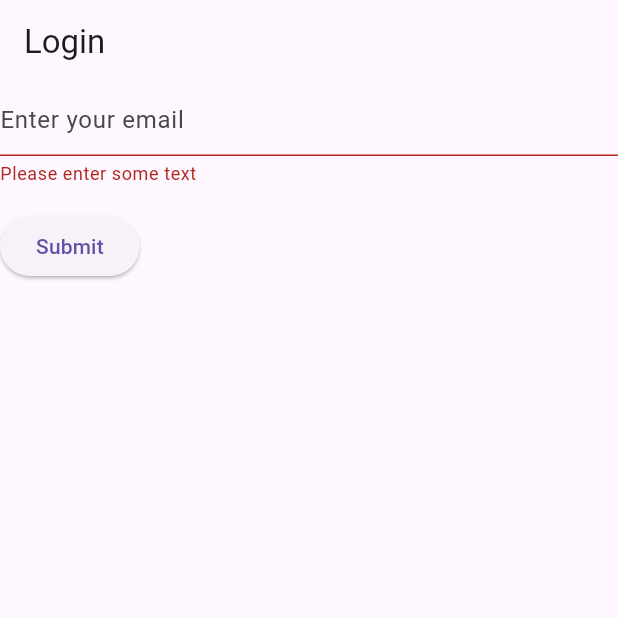
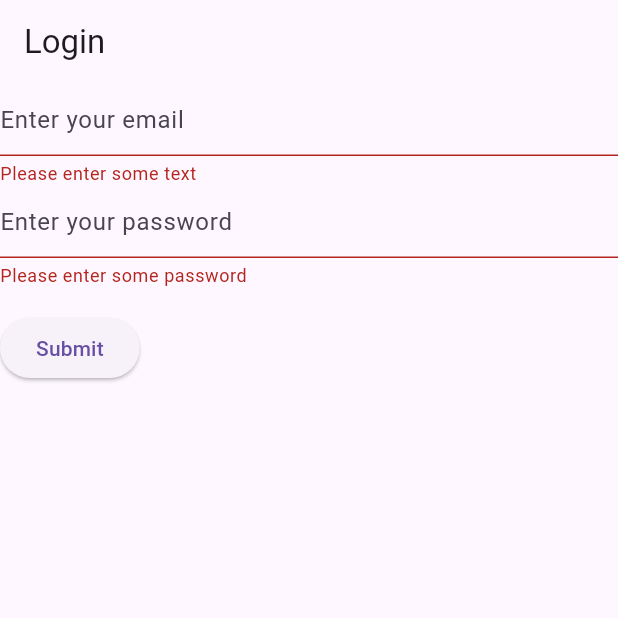
Before and after one commit to paolorechia/learn-flutter-state, a Flutter app: the screen it shows after launch, after a tap on "Submit", on a phone screen of 412 x 824 dp, the top half of it. Run offline on Flutter 3.47's test engine with Material 3 defaults, Android fonts, the phone set to English and light mode, and no system bars; our stand-ins replace bloc_concurrency, equatable, flutter_bloc; network calls fail.

Commit message:
Login page WIP

```diff
--- a/bloc_todo/lib/apis/express_api.dart
+++ b/bloc_todo/lib/apis/express_api.dart
@@ -1,4 +1,5 @@
 import 'dart:convert';
+import 'dart:developer';
 
 import 'package:http/http.dart' as http;
 import 'package:bloc_todo/models/express_api_result.dart';
@@ -7,12 +8,14 @@ class ExpressApi {
   final String _baseUrl = 'http://localhost:3000/api';
 
   Future<ExpressApiResult> login(String username, String password) async {
+    log("Sending request: $_baseUrl/auth/login");
     final response = await http.post(
       Uri.parse('$_baseUrl/auth/login'),
       body: jsonEncode({'username': username, 'password': password}),
       headers: {'Content-Type': 'application/json'},
     );
 
+    log("Response: ${response.statusCode}");
     if (response.statusCode == 200 || response.statusCode == 401) {
       return ExpressApiResult.fromJson(
         jsonDecode(response.body) as Map<String, dynamic>,
--- a/bloc_todo/lib/pages/login_page.dart
+++ b/bloc_todo/lib/pages/login_page.dart
@@ -16,22 +16,24 @@ class LoginPage extends StatelessWidget {
       appBar: AppBar(title: Text('Login')),
       body: BlocBuilder<AuthenticationBloc, AuthenticationState>(
         builder: (context, state) {
-          return Center(child: FormExample());
+          return Center(child: LoginForm());
         },
       ),
     );
   }
 }
 
-class FormExample extends StatefulWidget {
-  const FormExample({super.key});
+class LoginForm extends StatefulWidget {
+  const LoginForm({super.key});
 
   @override
-  State<FormExample> createState() => _FormExampleState();
+  State<LoginForm> createState() => _LoginFormState();
 }
 
-class _FormExampleState extends State<FormExample> {
+class _LoginFormState extends State<LoginForm> {
   final GlobalKey<FormState> _formKey = GlobalKey<FormState>();
+  final usernameController = TextEditingController();
+  final passwordController = TextEditingController();
 
   @override
   Widget build(BuildContext context) {
@@ -48,6 +50,17 @@ class _FormExampleState extends State<FormExample> {
               }
               return null;
             },
+            controller: usernameController,
+          ),
+          TextFormField(
+            decoration: const InputDecoration(hintText: 'Enter your password'),
+            validator: (String? value) {
+              if (value == null || value.isEmpty) {
+                return 'Please enter some password';
+              }
+              return null;
+            },
+            controller: passwordController,
           ),
           Padding(
             padding: const EdgeInsets.symmetric(vertical: 16.0),
@@ -56,7 +69,12 @@ class _FormExampleState extends State<FormExample> {
                 // Validate will return true if the form is valid, or false if
                 // the form is invalid.
                 if (_formKey.currentState!.validate()) {
-                  // Process data.
+                  context.read<AuthenticationBloc>().add(
+                    SignInEvent(
+                      username: usernameController.text,
+                      password: passwordController.text,
+                    ),
+                  );
                 }
               },
               child: const Text('Submit'),
@@ -66,4 +84,12 @@ class _FormExampleState extends State<FormExample> {
       ),
     );
   }
+
+  @override
+  void dispose() {
+    // Clean up the controller when the widget is disposed.
+    usernameController.dispose();
+    passwordController.dispose();
+    super.dispose();
+  }
 }
```
